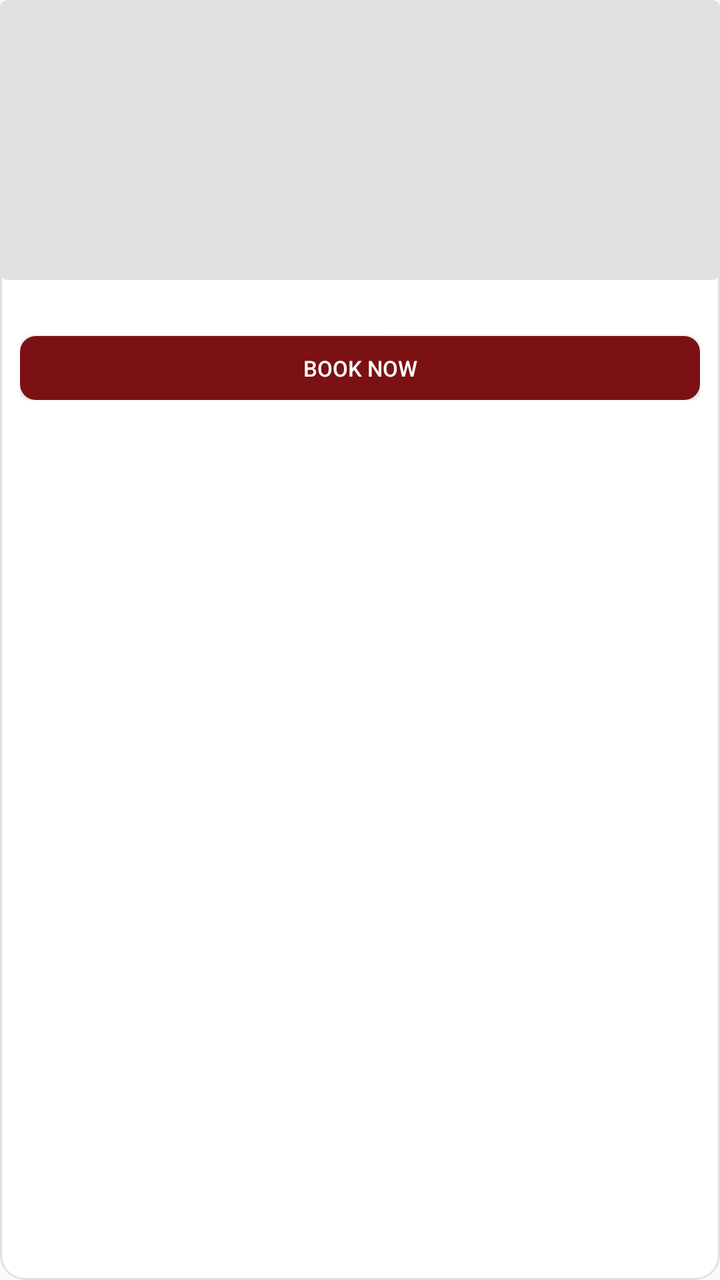
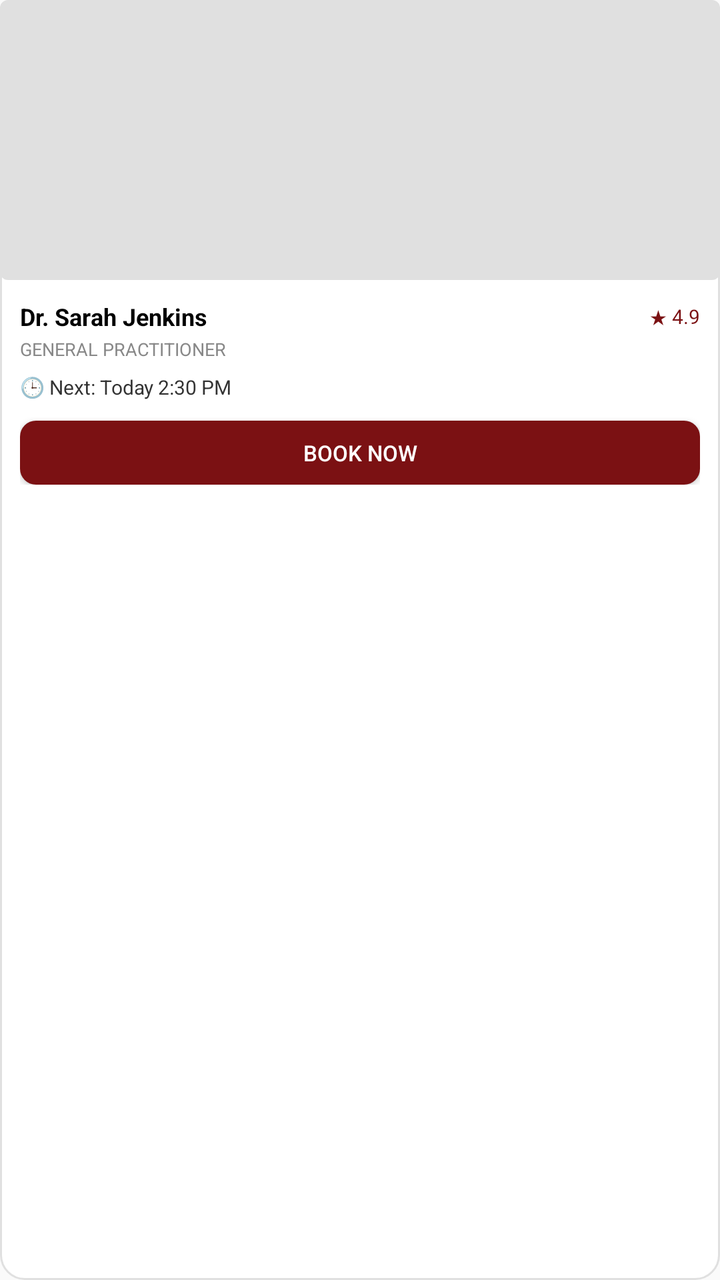

The first picture is an Android layout as it rendered before a commit; the second is the same layout after the commit. The layout source and the unified diff follow.
<!-- AndroidManifest.xml: application theme Theme.Halaxy_health -->
<!-- res/layout/item_find_doctor.xml -->
<?xml version="1.0" encoding="utf-8"?>
<LinearLayout xmlns:android="http://schemas.android.com/apk/res/android"
    android:layout_width="160dp"
    android:layout_height="wrap_content"
    android:orientation="vertical"
    android:background="@drawable/bg_small_card"
    android:layout_marginEnd="10dp"
    android:layout_marginBottom="10dp">

    <ImageView
        android:id="@+id/imgDoctor"
        android:layout_width="match_parent"
        android:layout_height="140dp"
        android:scaleType="centerCrop"
        android:src="@drawable/doctor_placeholder"/>

    <LinearLayout
        android:layout_width="match_parent"
        android:layout_height="wrap_content"
        android:orientation="vertical"
        android:padding="10dp">
        <LinearLayout
            android:layout_width="match_parent"
            android:layout_height="wrap_content"
            android:orientation="horizontal"
            android:gravity="center_vertical">
            <TextView
                android:id="@+id/txtName"
                android:layout_width="0dp"
                android:layout_weight="1"
                android:text="Dr. Sarah Jenkins"
                android:textSize="12sp"
                android:textStyle="bold"
                android:textColor="#000"/>
            <TextView
                android:id="@+id/txtRating"
                android:text="★ 4.9"
                android:textSize="10sp"
                android:textColor="#7B1113"/>
        </LinearLayout>
        <TextView
            android:id="@+id/txtSpecialty"
            android:text="GENERAL PRACTITIONER"
            android:textSize="9sp"
            android:textColor="#888"
            android:layout_marginTop="2dp"/>
        <TextView
            android:id="@+id/txtNext"
            android:text="🕒 Next: Today 2:30 PM"
            android:textSize="10sp"
            android:textColor="#333"
            android:layout_marginTop="6dp"/>
        <Button android:id="@+id/btnBookNow"
            android:layout_width="match_parent"
            android:layout_height="32dp"
            android:text="Book Now"
            android:background="@drawable/bg_button_maroon"
            android:textColor="#FFFFFF"
            android:textSize="11sp"
            android:layout_marginTop="10dp"/>
    </LinearLayout>
</LinearLayout>
<!-- resources referenced by this layout -->
<resources>
  <!-- drawable bg_button_maroon (drawable) -->
  <?xml version="1.0" encoding="utf-8"?>
  <shape xmlns:android="http://schemas.android.com/apk/res/android">
      <solid android:color="#7B1113" />
      <corners android:radius="8dp" />
  </shape>
  <!-- drawable bg_small_card (drawable) -->
  <shape xmlns:android="http://schemas.android.com/apk/res/android">
      <solid android:color="#FFFFFF"/>
      <stroke android:width="1dp" android:color="#E0E0E0"/>
      <corners android:radius="12dp"/>
  </shape>
  <!-- drawable doctor_placeholder (drawable) -->
  <?xml version="1.0" encoding="utf-8"?>
  <shape xmlns:android="http://schemas.android.com/apk/res/android">
      <solid android:color="#E0E0E0"/>
      <corners android:radius="4dp"/>
  </shape>
  <style name="Theme.Halaxy_health" parent="Theme.AppCompat.Light.NoActionBar">
          <item name="colorPrimary">#1A237E</item>
          <item name="colorPrimaryDark">#7B1113</item>
          <item name="colorAccent">#D32F2F</item>
      </style>
</resources>

<!-- the commit's change to res/layout/item_find_doctor.xml (unified diff, before → after) -->
@@ -1,10 +1,9 @@
 <?xml version="1.0" encoding="utf-8"?>
 <LinearLayout xmlns:android="http://schemas.android.com/apk/res/android"
-    android:layout_width="160dp"
+    android:layout_width="match_parent"
     android:layout_height="wrap_content"
     android:orientation="vertical"
     android:background="@drawable/bg_small_card"
-    android:layout_marginEnd="10dp"
     android:layout_marginBottom="10dp">
 
     <ImageView
@@ -28,24 +27,31 @@
                 android:id="@+id/txtName"
                 android:layout_width="0dp"
                 android:layout_weight="1"
+                android:layout_height="wrap_content"
                 android:text="Dr. Sarah Jenkins"
                 android:textSize="12sp"
                 android:textStyle="bold"
                 android:textColor="#000"/>
             <TextView
                 android:id="@+id/txtRating"
+                android:layout_width="wrap_content"
+                android:layout_height="wrap_content"
                 android:text="★ 4.9"
                 android:textSize="10sp"
                 android:textColor="#7B1113"/>
         </LinearLayout>
         <TextView
             android:id="@+id/txtSpecialty"
+            android:layout_width="match_parent"
+            android:layout_height="wrap_content"
             android:text="GENERAL PRACTITIONER"
             android:textSize="9sp"
             android:textColor="#888"
             android:layout_marginTop="2dp"/>
         <TextView
             android:id="@+id/txtNext"
+            android:layout_width="match_parent"
+            android:layout_height="wrap_content"
             android:text="🕒 Next: Today 2:30 PM"
             android:textSize="10sp"
             android:textColor="#333"
